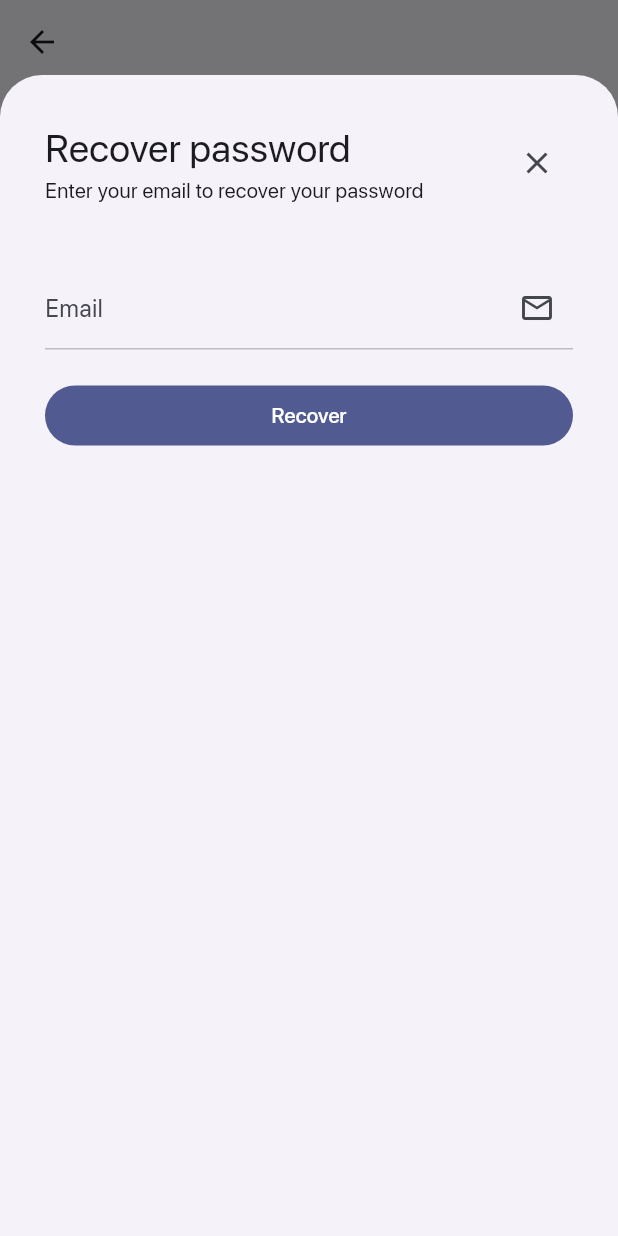
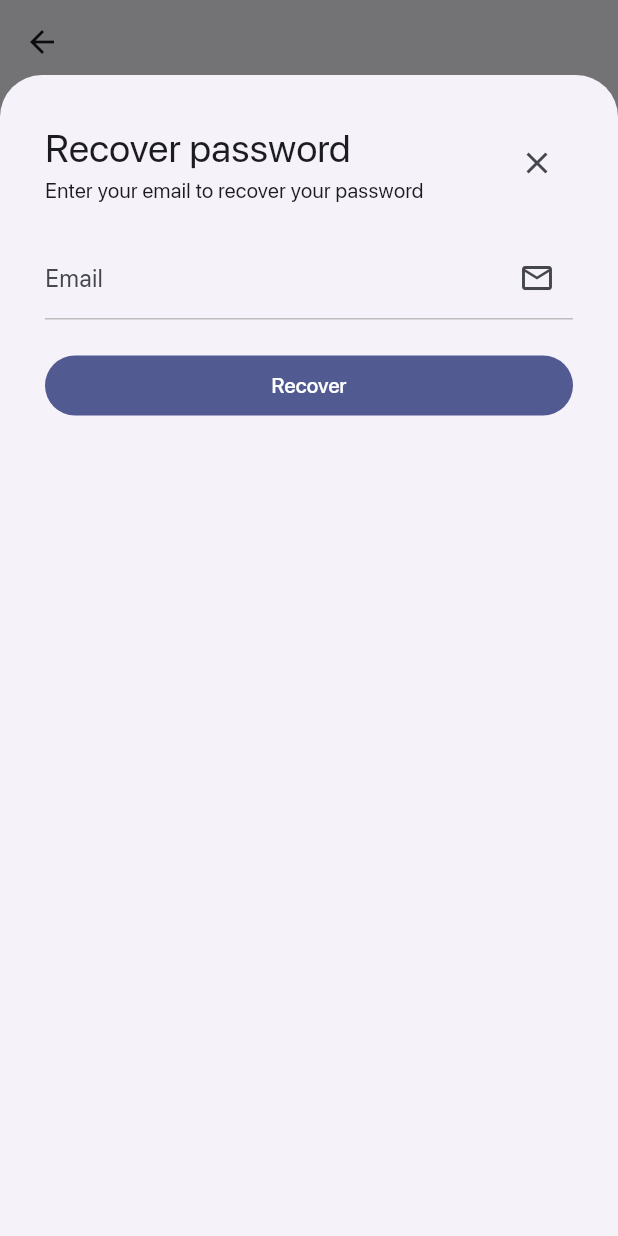
Before and after one commit to C4co/flutter_views, a Flutter app: the AuthPage screen opened by its route, after a tap on "Recover", on a phone screen of 412 x 824 dp. Run offline on Flutter 3.47's test engine with Material 2 defaults, Android fonts, the phone set to English and light mode, and no system bars; our stand-ins replace font_awesome_flutter, shared_preferences; accounts and stored records are empty; project files that could hold a hidden picture were left out.

Commit message:
update: some corrections

```diff
--- a/lib/modules/auth/components/recover.dart
+++ b/lib/modules/auth/components/recover.dart
@@ -58,7 +58,7 @@ class Content extends StatelessWidget {
               ),
             ],
           ),
-          const SizedBox(height: 40),
+          const SizedBox(height: 20),
           TextFormField(
             decoration: const InputDecoration(
               labelText: 'Email',
--- a/lib/modules/auth/components/register.dart
+++ b/lib/modules/auth/components/register.dart
@@ -59,7 +59,7 @@ class Content extends StatelessWidget {
               ),
             ],
           ),
-          const SizedBox(height: 40),
+          const SizedBox(height: 20),
           TextFormField(
             decoration: const InputDecoration(
               labelText: 'Email',
```
